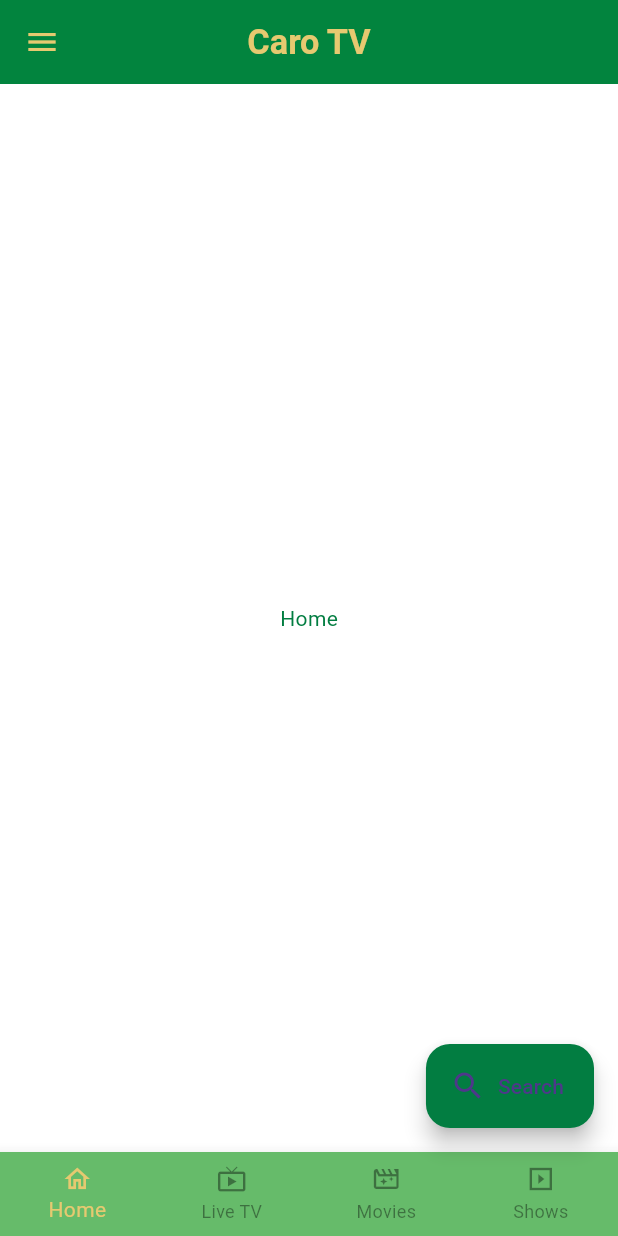
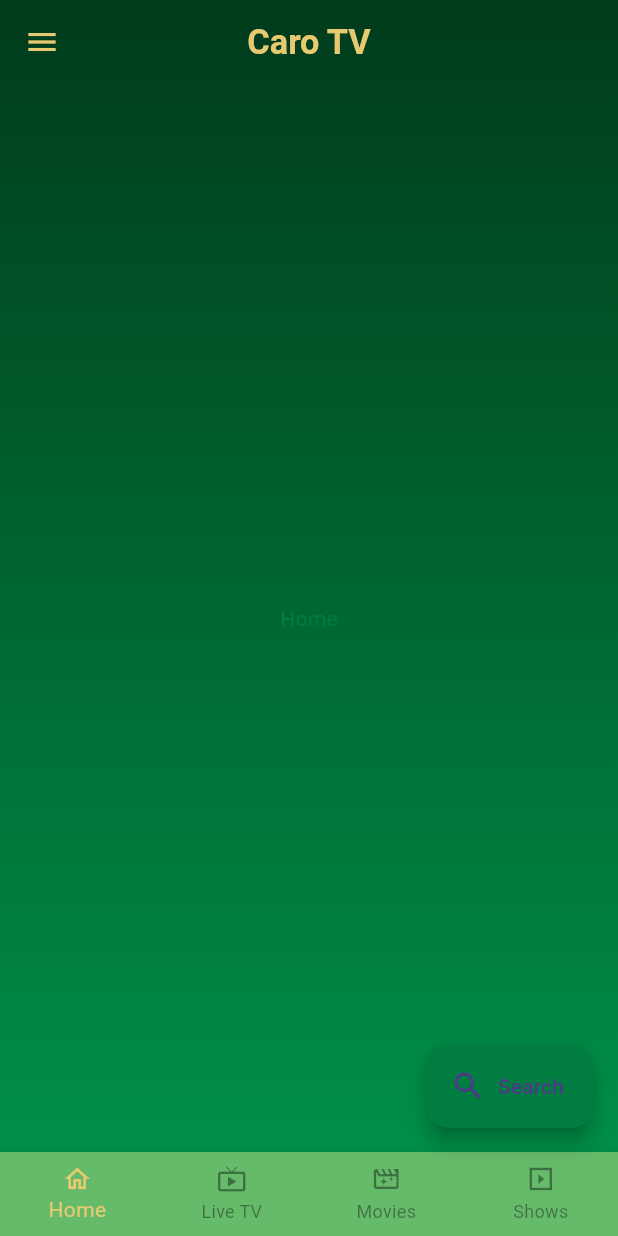
Before and after one commit to Minal1411/carotv, a Flutter app: the screen it shows after launch, on a phone screen of 412 x 824 dp. Run offline on Flutter 3.47's test engine with Material 3 defaults, Android fonts, the phone set to English and light mode, and no system bars; our stand-ins replace bloc, dartz, dio, equatable, flutter_bloc, flutter_form_builder and 7 more.

Commit message:
fix navigations issue and start ui design from figma

```diff
--- a/lib/core/presentation/components/base_screen.dart
+++ b/lib/core/presentation/components/base_screen.dart
@@ -35,8 +35,22 @@ class BaseScreen extends StatelessWidget {
       onTap: () => FocusScope.of(context).unfocus(),
       child: Scaffold(
         resizeToAvoidBottomInset: true,
-        backgroundColor: Colors.white,
-        appBar: AppBar(
+        backgroundColor:
+            Colors.transparent, // Make Scaffold's background transparent
+        body: Container(
+          decoration: BoxDecoration(
+            gradient: LinearGradient(
+              begin: Alignment.topCenter,
+              end: Alignment.bottomCenter,
+              colors: [
+                Color(0xFF003b1b),
+                Color(0xFF008f47),
+              ],
+            ),
+          ),
+          child: Column(
+            children: [
+              AppBar(
                 leading: noBackButton
                     ? Builder(
                         builder: (context) => SizedBox(
@@ -69,28 +83,19 @@ class BaseScreen extends StatelessWidget {
                   ),
                 ),
                 centerTitle: true,
-          actions: [],
+                actions: actions ?? [],
+                backgroundColor:
+                    Colors.transparent, // Make AppBar's background transparent
+                elevation: 0, // Remove AppBar's shadow
+              ),
+              Expanded(child: child),
+            ],
+          ),
         ),
         bottomSheet: bottomSheet,
         drawer: drawer,
         bottomNavigationBar: bottomNavigationBar,
         floatingActionButton: floatingActionButton,
-        body: SizedBox(
-          height: double.infinity,
-          child: Column(
-            children: [
-              // CaroTvAppBar(
-              //   title: pageTitle,
-              //   titleFontSize: 20.sp,
-              //   noBackButton: noBackButton,
-              //   onBackPressed: () => Navigator.of(context).pop(),
-              //   actions: actions,
-              //   actionPadding: actions != null ? 10.w : null,
-              // ),
-              Expanded(child: child)
-            ],
-          ),
-        ),
       ),
     );
   }
--- a/lib/core/resources/app_router.dart
+++ b/lib/core/resources/app_router.dart
@@ -41,9 +41,8 @@ final GoRouter router = GoRouter(routes: [
         GoRoute(
           name: AppRoutes.registerScreen,
           path: searchScreen,
-          pageBuilder: (context, state) => const CupertinoPage(
-              child:
-                  RegisterScreen(username: 'username', password: 'password')),
+          pageBuilder: (context, state) =>
+              const CupertinoPage(child: RegisterScreen()),
         ),
         GoRoute(
           name: AppRoutes.searchScreen,
--- a/pubspec.yaml
+++ b/pubspec.yaml
@@ -52,6 +52,7 @@ flutter:
   assets:
     - assets/images/
     - assets/icons/
+    - assets/svg/
 
 fonts:
   - family: PoppinsRegular
```
Also changed, not shown: lib/feature/auth/presentation/views/register_screen.dart (+12 -6 lines), assets/icons/caro_tv_icon.png (added), assets/svg/carotv_icon.svg (added), assets/svg/failed.svg (added). Lines whose indentation alone changed are shown as unchanged.
